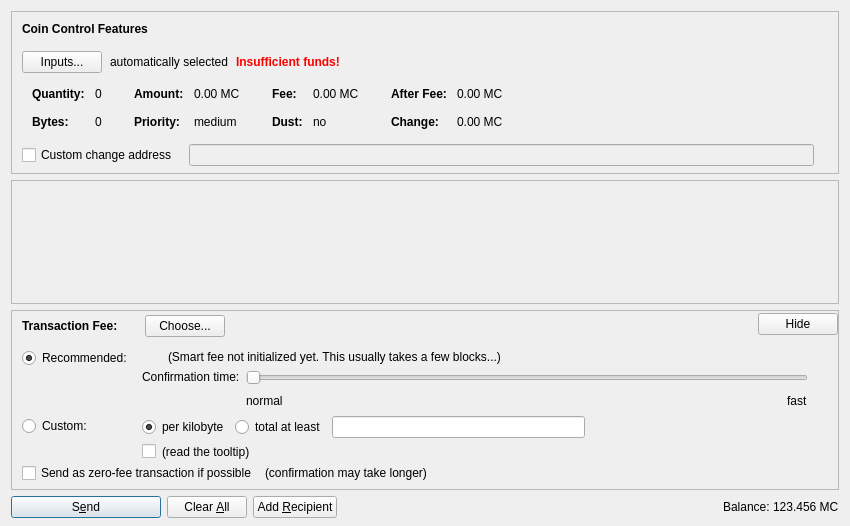
Old version of the form src/qt/forms/sendcoinsdialog.ui in the repository multicoins/marycoin.
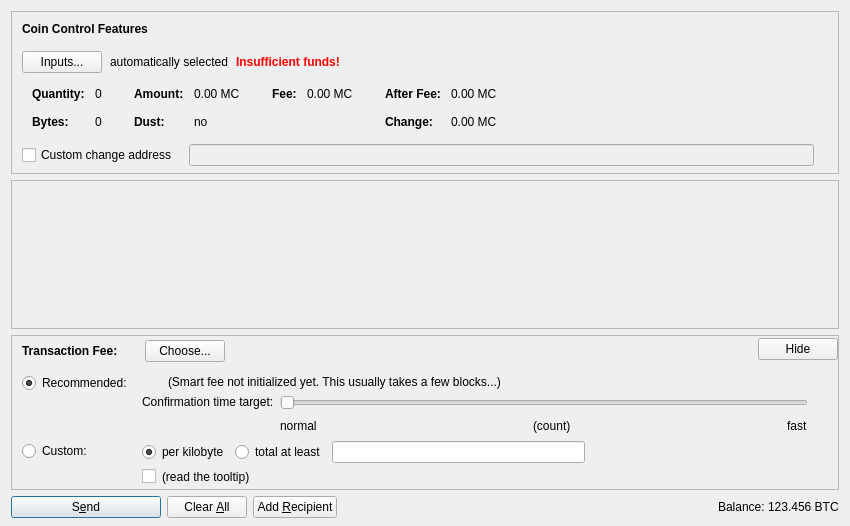
New version of the form. Icons and pictures are not drawn. Custom widgets are drawn as their Qt base class.

Patch:
```diff
--- a/src/qt/forms/sendcoinsdialog.ui
+++ b/src/qt/forms/sendcoinsdialog.ui
@@ -332,86 +332,6 @@
                 </widget>
                </item>
                <item row="1" column="0">
-                <widget class="QLabel" name="labelCoinControlPriorityText">
-                 <property name="font">
-                  <font>
-                   <weight>75</weight>
-                   <bold>true</bold>
-                  </font>
-                 </property>
-                 <property name="text">
-                  <string>Priority:</string>
-                 </property>
-                </widget>
-               </item>
-               <item row="1" column="1">
-                <widget class="QLabel" name="labelCoinControlPriority">
-                 <property name="cursor">
-                  <cursorShape>IBeamCursor</cursorShape>
-                 </property>
-                 <property name="contextMenuPolicy">
-                  <enum>Qt::ActionsContextMenu</enum>
-                 </property>
-                 <property name="text">
-                  <string notr="true">medium</string>
-                 </property>
-                 <property name="textInteractionFlags">
-                  <set>Qt::LinksAccessibleByMouse|Qt::TextSelectableByKeyboard|Qt::TextSelectableByMouse</set>
-                 </property>
-                </widget>
-               </item>
-              </layout>
-             </item>
-             <item>
-              <layout class="QFormLayout" name="formLayoutCoinControl3">
-               <property name="horizontalSpacing">
-                <number>10</number>
-               </property>
-               <property name="verticalSpacing">
-                <number>14</number>
-               </property>
-               <property name="leftMargin">
-                <number>6</number>
-               </property>
-               <property name="topMargin">
-                <number>4</number>
-               </property>
-               <property name="rightMargin">
-                <number>6</number>
-               </property>
-               <item row="0" column="0">
-                <widget class="QLabel" name="labelCoinControlFeeText">
-                 <property name="font">
-                  <font>
-                   <weight>75</weight>
-                   <bold>true</bold>
-                  </font>
-                 </property>
-                 <property name="text">
-                  <string>Fee:</string>
-                 </property>
-                 <property name="margin">
-                  <number>0</number>
-                 </property>
-                </widget>
-               </item>
-               <item row="0" column="1">
-                <widget class="QLabel" name="labelCoinControlFee">
-                 <property name="cursor">
-                  <cursorShape>IBeamCursor</cursorShape>
-                 </property>
-                 <property name="contextMenuPolicy">
-                  <enum>Qt::ActionsContextMenu</enum>
-                 </property>
-                 <property name="text">
-                  <string notr="true">0.00 MC</string>
-                 </property>
-                 <property name="textInteractionFlags">
-                  <set>Qt::LinksAccessibleByMouse|Qt::TextSelectableByKeyboard|Qt::TextSelectableByMouse</set>
-                 </property>
-                </widget>
-               </item>
-               <item row="1" column="0">
                 <widget class="QLabel" name="labelCoinControlLowOutputText">
                  <property name="font">
                   <font>
@@ -442,6 +362,57 @@
                </item>
               </layout>
              </item>
+             <item>
+              <layout class="QFormLayout" name="formLayoutCoinControl3">
+               <property name="horizontalSpacing">
+                <number>10</number>
+               </property>
+               <property name="verticalSpacing">
+                <number>14</number>
+               </property>
+               <property name="leftMargin">
+                <number>6</number>
+               </property>
+               <property name="topMargin">
+                <number>4</number>
+               </property>
+               <property name="rightMargin">
+                <number>6</number>
+               </property>
+               <item row="0" column="0">
+                <widget class="QLabel" name="labelCoinControlFeeText">
+                 <property name="font">
+                  <font>
+                   <weight>75</weight>
+                   <bold>true</bold>
+                  </font>
+                 </property>
+                 <property name="text">
+                  <string>Fee:</string>
+                 </property>
+                 <property name="margin">
+                  <number>0</number>
+                 </property>
+                </widget>
+               </item>
+               <item row="0" column="1">
+                <widget class="QLabel" name="labelCoinControlFee">
+                 <property name="cursor">
+                  <cursorShape>IBeamCursor</cursorShape>
+                 </property>
+                 <property name="contextMenuPolicy">
+                  <enum>Qt::ActionsContextMenu</enum>
+                 </property>
+                 <property name="text">
+                  <string notr="true">0.00 MC</string>
+                 </property>
+                 <property name="textInteractionFlags">
+                  <set>Qt::LinksAccessibleByMouse|Qt::TextSelectableByKeyboard|Qt::TextSelectableByMouse</set>
+                 </property>
+                </widget>
+               </item>
+              </layout>
+             </item>
              <item>
               <layout class="QFormLayout" name="formLayoutCoinControl4">
                <property name="horizontalSpacing">
@@ -617,7 +588,7 @@
         <x>0</x>
         <y>0</y>
         <width>830</width>
-        <height>68</height>
+        <height>95</height>
        </rect>
       </property>
       <layout class="QVBoxLayout" name="verticalLayout_2" stretch="0,1">
@@ -1060,7 +1031,7 @@
                    <item>
                     <widget class="QLabel" name="labelSmartFee3">
                      <property name="text">
-                      <string>Confirmation time:</string>
+                      <string>Confirmation time target:</string>
                      </property>
                      <property name="margin">
                       <number>2</number>
@@ -1093,7 +1064,7 @@
                       <number>0</number>
                      </property>
                      <property name="maximum">
-                      <number>24</number>
+                      <number>23</number>
                      </property>
                      <property name="pageStep">
                       <number>1</number>
@@ -1124,6 +1095,26 @@
                        </property>
                       </widget>
                      </item>
+                     <item>
+                      <spacer name="horizontalSpacer_7">
+                       <property name="orientation">
+                        <enum>Qt::Horizontal</enum>
+                       </property>
+                       <property name="sizeHint" stdset="0">
+                        <size>
+                         <width>40</width>
+                         <height>20</height>
+                        </size>
+                       </property>
+                      </spacer>
+                     </item>
+                     <item>
+                      <widget class="QLabel" name="confirmationTargetLabel">
+                       <property name="text">
+                        <string notr="true">(count)</string>
+                       </property>
+                      </widget>
+                     </item>
                      <item>
                       <spacer name="horizontalSpacer_3">
                        <property name="orientation">
@@ -1167,59 +1158,6 @@
              </item>
             </layout>
            </item>
-           <item>
-            <layout class="QHBoxLayout" name="horizontalLayoutFee5" stretch="0,0,0">
-             <property name="spacing">
-              <number>8</number>
-             </property>
-             <property name="bottomMargin">
-              <number>4</number>
-             </property>
-             <item>
-              <widget class="QCheckBox" name="checkBoxFreeTx">
-               <property name="text">
-                <string>Send as zero-fee transaction if possible</string>
-               </property>
-              </widget>
-             </item>
-             <item>
-              <widget class="QLabel" name="labelFreeTx">
-               <property name="text">
-                <string>(confirmation may take longer)</string>
-               </property>
-               <property name="margin">
-                <number>5</number>
-               </property>
-              </widget>
-             </item>
-             <item>
-              <spacer name="horizontalSpacerFee5">
-               <property name="orientation">
-                <enum>Qt::Horizontal</enum>
-               </property>
-               <property name="sizeHint" stdset="0">
-                <size>
-                 <width>1</width>
-                 <height>1</height>
-                </size>
-               </property>
-              </spacer>
-             </item>
-            </layout>
-           </item>
-           <item>
-            <spacer name="verticalSpacerFee2">
-             <property name="orientation">
-              <enum>Qt::Vertical</enum>
-             </property>
-             <property name="sizeHint" stdset="0">
-              <size>
-               <width>1</width>
-               <height>1</height>
-              </size>
-             </property>
-            </spacer>
-           </item>
           </layout>
          </widget>
         </item>
@@ -1352,7 +1290,7 @@
           <cursorShape>IBeamCursor</cursorShape>
          </property>
          <property name="text">
-          <string notr="true">123.456 MC</string>
+          <string notr="true">123.456 BTC</string>
          </property>
          <property name="textInteractionFlags">
           <set>Qt::LinksAccessibleByMouse|Qt::TextSelectableByKeyboard|Qt::TextSelectableByMouse</set>
```
Left out of the diff: 2 changed lines with no effect on the pictures.
